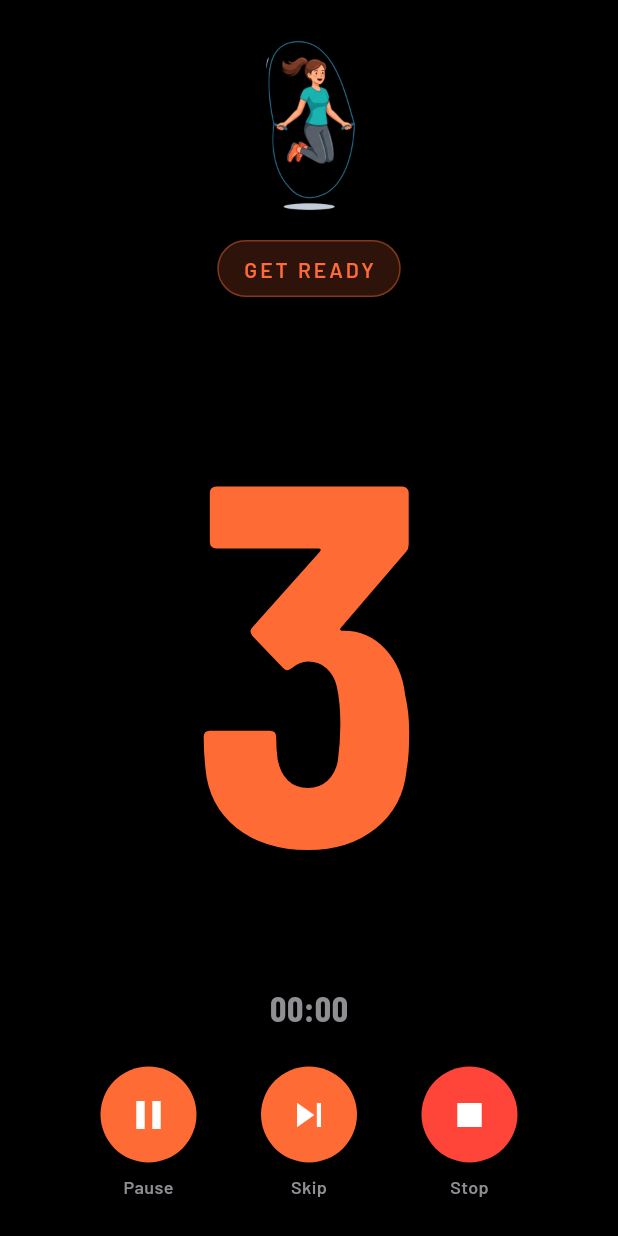
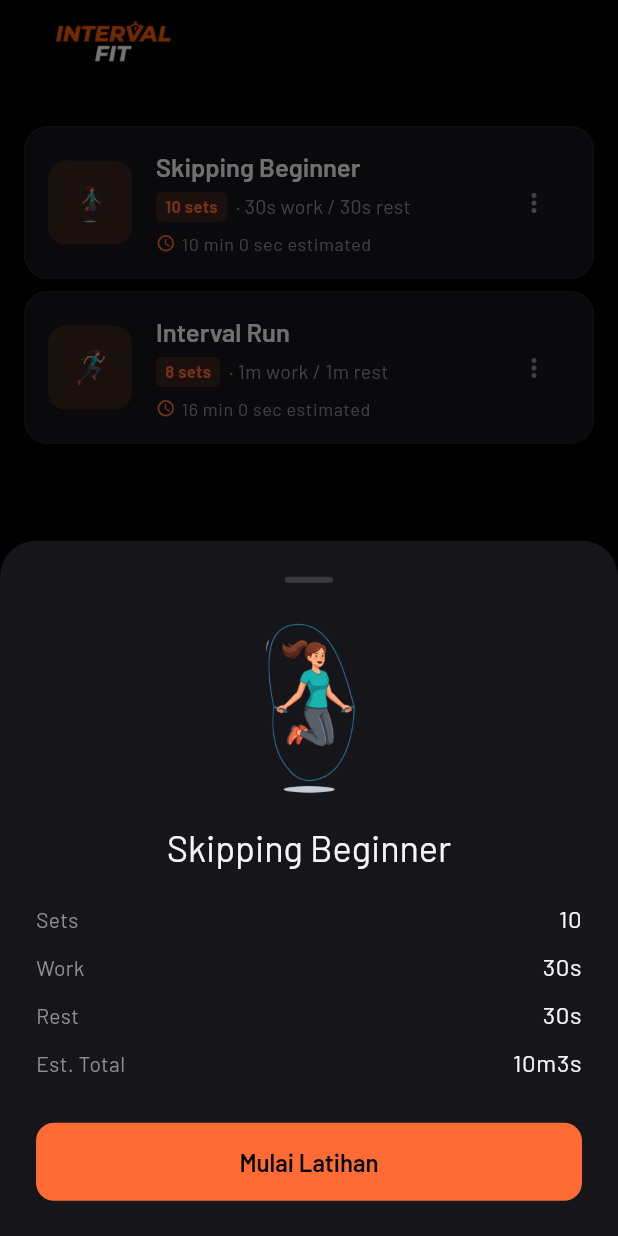
Before and after one commit to hafizhsul/interval-fit, a Flutter app: the screen it shows after launch, after a tap on "Skipping Beginner", on a phone screen of 412 x 824 dp. Run offline on Flutter 3.47's test engine with Material 3 defaults, Android fonts, the phone set to English and light mode, and no system bars; our stand-ins replace audioplayers, flutter_riverpod, flutter_svg, flutter_tts, shared_preferences, sqflite and 1 more; missing offline and left inert: flutter_background_service; accounts and stored records are empty.

Commit message:
feat: add confirmation bottom sheet before workout start
- Create WorkoutConfirmSheet widget with template summary
- Replace direct navigation with modal bottom sheet on HomeScreen
- Add widget test for sheet rendering

```diff
--- a/lib/features/home/home_screen.dart
+++ b/lib/features/home/home_screen.dart
@@ -7,11 +7,11 @@ import '../../data/models/workout_template.dart';
 import '../../shared/design/tokens.dart';
 import '../../shared/format.dart';
 import '../../shared/theme/app_theme.dart';
-import '../active_workout/active_workout_screen.dart';
 import '../history/history_screen.dart';
 import '../settings/settings_screen.dart';
 import '../stats/stats_screen.dart';
 import '../template_builder/template_builder_screen.dart';
+import 'widgets/workout_confirm_sheet.dart';
 
 class _NavPage {
   const _NavPage(this.label, this.iconPath);
@@ -338,8 +338,13 @@ class _TemplateCard extends ConsumerWidget {
       ),
       child: InkWell(
         onTap: () async {
-          await Navigator.of(context).push(
-            MaterialPageRoute(builder: (_) => ActiveWorkoutScreen(template: template)),
+          await showModalBottomSheet(
+            context: context,
+            backgroundColor: AppColors.surfaceHigh,
+            shape: const RoundedRectangleBorder(
+              borderRadius: BorderRadius.vertical(top: Radius.circular(AppRadius.lg)),
+            ),
+            builder: (_) => WorkoutConfirmSheet(template: template),
           );
           if (!context.mounted) return;
           ref.read(workoutRefreshTrigger.notifier).state++;
--- /dev/null
+++ b/lib/features/home/widgets/workout_confirm_sheet.dart
@@ -0,0 +1,108 @@
+import 'package:flutter/material.dart';
+
+import '../../../data/models/workout_template.dart';
+import '../../../shared/design/tokens.dart';
+import '../../../shared/theme/app_theme.dart';
+import '../../../shared/widgets/exercise_hero.dart';
+import '../../active_workout/active_workout_screen.dart';
+
+class WorkoutConfirmSheet extends StatelessWidget {
+  const WorkoutConfirmSheet({super.key, required this.template});
+
+  final WorkoutTemplate template;
+
+  @override
+  Widget build(BuildContext context) {
+    final totalWork = template.sets * template.workSeconds;
+    final totalRest = template.sets * template.restSeconds;
+    final totalSeconds = totalWork + totalRest +
+        template.warmupSeconds + template.cooldownSeconds +
+        3; // get-ready seconds
+
+    final minutes = totalSeconds ~/ 60;
+    final seconds = totalSeconds % 60;
+    final estDuration = minutes > 0 ? '${minutes}m${seconds}s' : '${seconds}s';
+
+    return Padding(
+      padding: const EdgeInsets.fromLTRB(
+        AppSpacing.lg, AppSpacing.lg, AppSpacing.lg, AppSpacing.xxl,
+      ),
+      child: Column(
+        mainAxisSize: MainAxisSize.min,
+        children: [
+          Container(
+            width: 32,
+            height: 4,
+            decoration: BoxDecoration(
+              color: AppColors.onSurfaceMute.withValues(alpha: 0.3),
+              borderRadius: BorderRadius.circular(2),
+            ),
+          ),
+          const SizedBox(height: AppSpacing.lg),
+          ExerciseHero(exerciseType: template.exerciseType, color: AppColors.primary),
+          const SizedBox(height: AppSpacing.md),
+          Text(
+            template.name,
+            style: Theme.of(context).textTheme.headlineSmall?.copyWith(
+              color: AppColors.onSurface,
+            ),
+          ),
+          const SizedBox(height: AppSpacing.md),
+          _Row(label: 'Sets', value: '${template.sets}'),
+          _Row(label: 'Work', value: '${template.workSeconds}s'),
+          _Row(label: 'Rest', value: '${template.restSeconds}s'),
+          if (template.warmupSeconds > 0)
+            _Row(label: 'Warmup', value: '${template.warmupSeconds}s'),
+          if (template.cooldownSeconds > 0)
+            _Row(label: 'Cooldown', value: '${template.cooldownSeconds}s'),
+          _Row(label: 'Est. Total', value: estDuration),
+          const SizedBox(height: AppSpacing.lg),
+          FilledButton(
+            style: FilledButton.styleFrom(
+              minimumSize: const Size(double.infinity, 52),
+              backgroundColor: AppColors.primary,
+            ),
+            onPressed: () {
+              Navigator.of(context).pop();
+              Navigator.of(context).push(
+                MaterialPageRoute(
+                  builder: (_) => ActiveWorkoutScreen(template: template),
+                ),
+              );
+            },
+            child: const Text('Mulai Latihan', style: TextStyle(fontSize: 16)),
+          ),
+          const SizedBox(height: AppSpacing.sm),
+          TextButton(
+            onPressed: () => Navigator.of(context).pop(),
+            child: Text('Batal', style: TextStyle(color: AppColors.onSurfaceMute)),
+          ),
+        ],
+      ),
+    );
+  }
+}
+
+class _Row extends StatelessWidget {
+  const _Row({required this.label, required this.value});
+  final String label;
+  final String value;
+
+  @override
+  Widget build(BuildContext context) {
+    return Padding(
+      padding: const EdgeInsets.symmetric(vertical: 4),
+      child: Row(
+        mainAxisAlignment: MainAxisAlignment.spaceBetween,
+        children: [
+          Text(label, style: Theme.of(context).textTheme.bodyMedium?.copyWith(
+            color: AppColors.onSurfaceMute,
+          )),
+          Text(value, style: Theme.of(context).textTheme.bodyLarge?.copyWith(
+            color: AppColors.onSurface,
+          )),
+        ],
+      ),
+    );
+  }
+}
```
Also changed, not shown: 1 other file.
